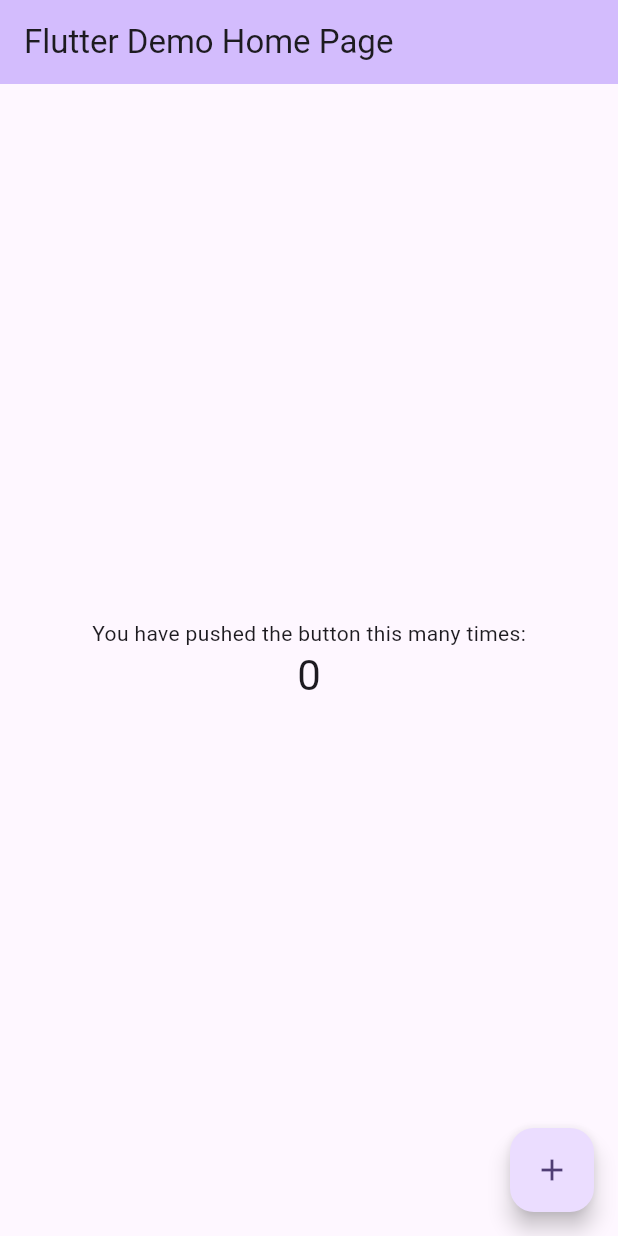
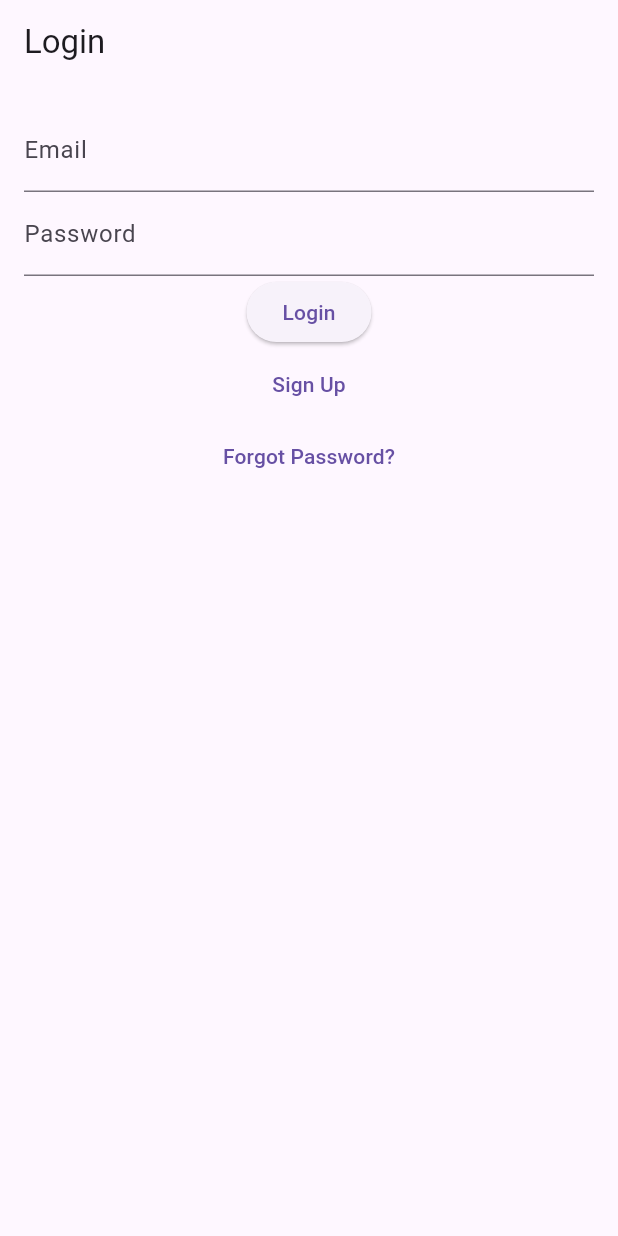
Before and after one commit to Santhoji07/Flashcards-Flutter, a Flutter app: the screen it shows after launch, on a phone screen of 412 x 824 dp. Run offline on Flutter 3.47's test engine with Material 3 defaults, Android fonts, the light colour scheme and no system bars; our stand-ins replace cloud_firestore, firebase_auth, firebase_core; accounts and stored records are empty.

Commit message:
chat gpt

```diff
--- /dev/null
+++ b/lib/auth/forgot_password.dart
@@ -0,0 +1,32 @@
+import 'package:flutter/material.dart';
+import 'package:firebase_auth/firebase_auth.dart';
+
+class ForgotPasswordPage extends StatelessWidget {
+  final emailController = TextEditingController();
+
+  void resetPassword(BuildContext context) async {
+    try {
+      await FirebaseAuth.instance.sendPasswordResetEmail(email: emailController.text.trim());
+      ScaffoldMessenger.of(context).showSnackBar(SnackBar(content: Text("Password reset email sent")));
+      Navigator.pop(context);
+    } catch (e) {
+      ScaffoldMessenger.of(context).showSnackBar(SnackBar(content: Text("Reset failed")));
+    }
+  }
+
+  @override
+  Widget build(BuildContext context) {
+    return Scaffold(
+      appBar: AppBar(title: Text("Forgot Password")),
+      body: Padding(
+        padding: EdgeInsets.all(16),
+        child: Column(
+          children: [
+            TextField(controller: emailController, decoration: InputDecoration(labelText: "Email")),
+            ElevatedButton(onPressed: () => resetPassword(context), child: Text("Reset Password")),
+          ],
+        ),
+      ),
+    );
+  }
+}
--- /dev/null
+++ b/lib/auth/login_page.dart
@@ -0,0 +1,46 @@
+import 'package:flutter/material.dart';
+import 'signup_page.dart';
+import 'forgot_password.dart';
+import '../home/home_page.dart';
+import 'package:firebase_auth/firebase_auth.dart';
+
+class LoginPage extends StatefulWidget {
+  @override
+  State<LoginPage> createState() => _LoginPageState();
+}
+
+class _LoginPageState extends State<LoginPage> {
+  final emailController = TextEditingController();
+  final passwordController = TextEditingController();
+
+  void login() async {
+    try {
+      await FirebaseAuth.instance.signInWithEmailAndPassword(
+        email: emailController.text.trim(),
+        password: passwordController.text.trim(),
+      );
+      Navigator.pushReplacement(context, MaterialPageRoute(builder: (_) => HomePage()));
+    } catch (e) {
+      ScaffoldMessenger.of(context).showSnackBar(SnackBar(content: Text("Login failed")));
+    }
+  }
+
+  @override
+  Widget build(BuildContext context) {
+    return Scaffold(
+      appBar: AppBar(title: Text("Login")),
+      body: Padding(
+        padding: EdgeInsets.all(16),
+        child: Column(
+          children: [
+            TextField(controller: emailController, decoration: InputDecoration(labelText: "Email")),
+            TextField(controller: passwordController, obscureText: true, decoration: InputDecoration(labelText: "Password")),
+            ElevatedButton(onPressed: login, child: Text("Login")),
+            TextButton(onPressed: () => Navigator.push(context, MaterialPageRoute(builder: (_) => SignupPage())), child: Text("Sign Up")),
+            TextButton(onPressed: () => Navigator.push(context, MaterialPageRoute(builder: (_) => ForgotPasswordPage())), child: Text("Forgot Password?")),
+          ],
+        ),
+      ),
+    );
+  }
+}
--- /dev/null
+++ b/lib/auth/signup_page.dart
@@ -0,0 +1,36 @@
+import 'package:flutter/material.dart';
+import 'package:firebase_auth/firebase_auth.dart';
+
+class SignupPage extends StatelessWidget {
+  final emailController = TextEditingController();
+  final passwordController = TextEditingController();
+
+  void signup(BuildContext context) async {
+    try {
+      await FirebaseAuth.instance.createUserWithEmailAndPassword(
+        email: emailController.text.trim(),
+        password: passwordController.text.trim(),
+      );
+      Navigator.pop(context);
+    } catch (e) {
+      ScaffoldMessenger.of(context).showSnackBar(SnackBar(content: Text("Signup failed")));
+    }
+  }
+
+  @override
+  Widget build(BuildContext context) {
+    return Scaffold(
+      appBar: AppBar(title: Text("Sign Up")),
+      body: Padding(
+        padding: EdgeInsets.all(16),
+        child: Column(
+          children: [
+            TextField(controller: emailController, decoration: InputDecoration(labelText: "Email")),
+            TextField(controller: passwordController, obscureText: true, decoration: InputDecoration(labelText: "Password")),
+            ElevatedButton(onPressed: () => signup(context), child: Text("Sign Up")),
+          ],
+        ),
+      ),
+    );
+  }
+}
--- a/lib/main.dart
+++ b/lib/main.dart
@@ -1,125 +1,20 @@
 import 'package:flutter/material.dart';
+import 'package:firebase_core/firebase_core.dart';
+import 'auth/login_page.dart';
 
-void main() {
-  runApp(const MyApp());
+void main() async {
+  WidgetsFlutterBinding.ensureInitialized();
+  await Firebase.initializeApp();
+  runApp(FlashcardsApp());
 }
 
-class MyApp extends StatelessWidget {
-  const MyApp({super.key});
-
-  // This widget is the root of your application.
+class FlashcardsApp extends StatelessWidget {
   @override
   Widget build(BuildContext context) {
     return MaterialApp(
-      title: 'Flutter Demo',
-      theme: ThemeData(
-        // This is the theme of your application.
-        //
-        // TRY THIS: Try running your application with "flutter run". You'll see
-        // the application has a purple toolbar. Then, without quitting the app,
-        // try changing the seedColor in the colorScheme below to Colors.green
-        // and then invoke "hot reload" (save your changes or press the "hot
-        // reload" button in a Flutter-supported IDE, or press "r" if you used
-        // the command line to start the app).
-        //
-        // Notice that the counter didn't reset back to zero; the application
-        // state is not lost during the reload. To reset the state, use hot
-        // restart instead.
-        //
-        // This works for code too, not just values: Most code changes can be
-        // tested with just a hot reload.
-        colorScheme: ColorScheme.fromSeed(seedColor: Colors.deepPurple),
-        useMaterial3: true,
-      ),
-      home: const MyHomePage(title: 'Flutter Demo Home Page'),
+      title: 'Flashcards App',
+      theme: ThemeData(primarySwatch: Colors.blue),
+      home: LoginPage(),
     );
   }
 }
-
-class MyHomePage extends StatefulWidget {
-  const MyHomePage({super.key, required this.title});
-
-  // This widget is the home page of your application. It is stateful, meaning
-  // that it has a State object (defined below) that contains fields that affect
-  // how it looks.
-
-  // This class is the configuration for the state. It holds the values (in this
-  // case the title) provided by the parent (in this case the App widget) and
-  // used by the build method of the State. Fields in a Widget subclass are
-  // always marked "final".
-
-  final String title;
-
-  @override
-  State<MyHomePage> createState() => _MyHomePageState();
-}
-
-class _MyHomePageState extends State<MyHomePage> {
-  int _counter = 0;
-
-  void _incrementCounter() {
-    setState(() {
-      // This call to setState tells the Flutter framework that something has
-      // changed in this State, which causes it to rerun the build method below
-      // so that the display can reflect the updated values. If we changed
-      // _counter without calling setState(), then the build method would not be
-      // called again, and so nothing would appear to happen.
-      _counter++;
-    });
-  }
-
-  @override
-  Widget build(BuildContext context) {
-    // This method is rerun every time setState is called, for instance as done
-    // by the _incrementCounter method above.
-    //
-    // The Flutter framework has been optimized to make rerunning build methods
-    // fast, so that you can just rebuild anything that needs updating rather
-    // than having to individually change instances of widgets.
-    return Scaffold(
-      appBar: AppBar(
-        // TRY THIS: Try changing the color here to a specific color (to
-        // Colors.amber, perhaps?) and trigger a hot reload to see the AppBar
-        // change color while the other colors stay the same.
-        backgroundColor: Theme.of(context).colorScheme.inversePrimary,
-        // Here we take the value from the MyHomePage object that was created by
-        // the App.build method, and use it to set our appbar title.
-        title: Text(widget.title),
-      ),
-      body: Center(
-        // Center is a layout widget. It takes a single child and positions it
-        // in the middle of the parent.
-        child: Column(
-          // Column is also a layout widget. It takes a list of children and
-          // arranges them vertically. By default, it sizes itself to fit its
-          // children horizontally, and tries to be as tall as its parent.
-          //
-          // Column has various properties to control how it sizes itself and
-          // how it positions its children. Here we use mainAxisAlignment to
-          // center the children vertically; the main axis here is the vertical
-          // axis because Columns are vertical (the cross axis would be
-          // horizontal).
-          //
-          // TRY THIS: Invoke "debug painting" (choose the "Toggle Debug Paint"
-          // action in the IDE, or press "p" in the console), to see the
-          // wireframe for each widget.
-          mainAxisAlignment: MainAxisAlignment.center,
-          children: <Widget>[
-            const Text(
-              'You have pushed the button this many times:',
-            ),
-            Text(
-              '$_counter',
-              style: Theme.of(context).textTheme.headlineMedium,
-            ),
-          ],
-        ),
-      ),
-      floatingActionButton: FloatingActionButton(
-        onPressed: _incrementCounter,
-        tooltip: 'Increment',
-        child: const Icon(Icons.add),
-      ), // This trailing comma makes auto-formatting nicer for build methods.
-    );
-  }
-}
```
Also changed, not shown: lib/home/home_page.dart (added, +31 -0 lines), lib/screens/deck_editor.dart (added, +70 -0 lines), lib/screens/flashcard_viewer.dart (added, +86 -0 lines).
